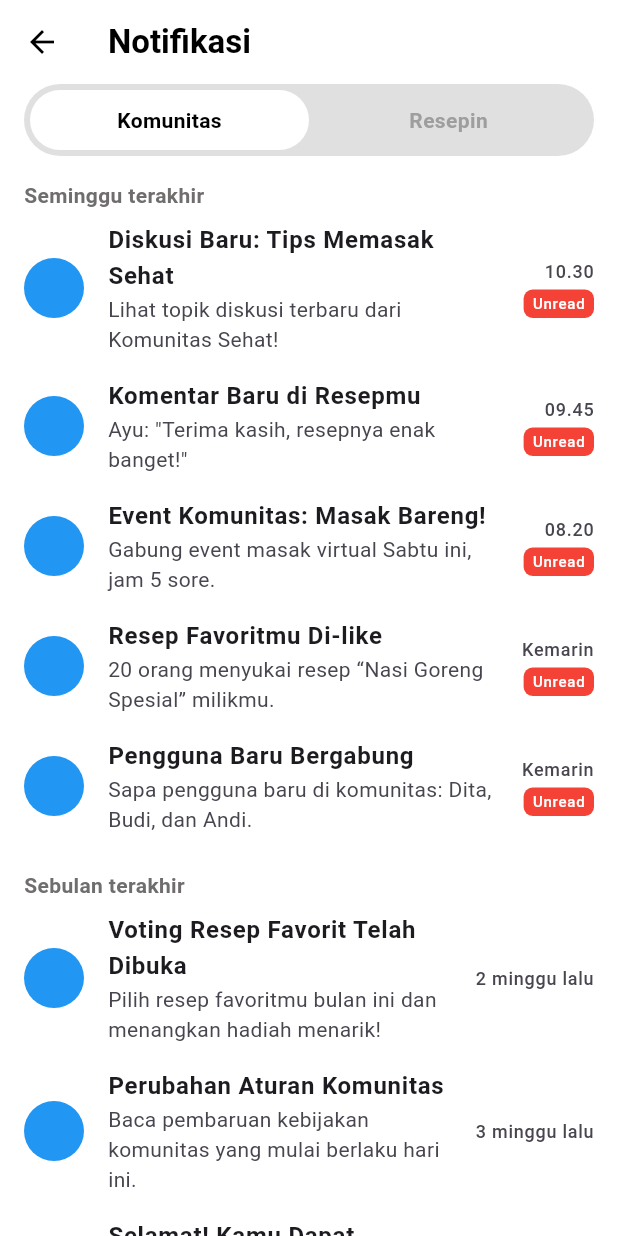
After one commit to raffiadzril/resepin, a Flutter app: the NotificationScreen screen opened by its route, on a phone screen of 412 x 824 dp. The commit adds this screen. Run offline on Flutter 3.47's test engine with Material 3 defaults, Android fonts, the phone set to English and light mode, and no system bars.

Commit message:
update notifikasi

```diff
--- a/lib/app.dart
+++ b/lib/app.dart
@@ -6,6 +6,7 @@ import 'screens/home/home_screen.dart';
 import 'screens/start_screen.dart'; // <-- tambahkan ini
 import 'screens/settings/profile_screen.dart'; // <-- tambahkan ini
 import 'screens/settings/settings_screen.dart'; // <-- tambahkan ini
+import 'screens/home/notifikation_screen.dart'; // <-- tambahkan ini
 
 class MyApp extends StatelessWidget {
   const MyApp({super.key});
@@ -22,6 +23,7 @@ class MyApp extends StatelessWidget {
       routes: {
         '/start': (context) => const StartScreen(), // <-- tambahkan ini
         '/home': (context) => const HomeScreen(),
+        '/notification': (context) => const NotificationScreen(),
         '/profile': (context) => ProfileScreen(),
         '/settings': (context) => const SettingsScreen(),
 
--- a/lib/screens/home/home_screen.dart
+++ b/lib/screens/home/home_screen.dart
@@ -44,7 +44,9 @@ class HomeScreen extends StatelessWidget {
           ),
           IconButton(
             icon: Icon(Icons.notifications, color: AppColors.primary),
-            onPressed: () {},
+            onPressed: () {
+              Navigator.of(context).pushNamed('/notification');
+            },
           ),
         ],
       ),
--- /dev/null
+++ b/lib/screens/home/notifikation_screen.dart
@@ -0,0 +1,98 @@
+import 'package:flutter/material.dart';
+import 'package:provider/provider.dart'; // Added for Provider
+import 'package:resepin/screens/widgets/KomunitasTab.dart';
+import 'package:resepin/screens/widgets/resepintab.dart';
+import '../../providers/theme_notifier.dart';
+
+class NotificationScreen extends StatefulWidget {
+  const NotificationScreen({super.key});
+
+  @override
+  State<NotificationScreen> createState() => _NotificationScreenState();
+}
+
+class _NotificationScreenState extends State<NotificationScreen> {
+  bool isKomunitasSelected = true;
+
+  @override
+  Widget build(BuildContext context) {
+    final isDarkMode = Provider.of<ThemeNotifier>(context).isDarkMode;
+    final theme = Theme.of(context);
+
+    final textColor = isDarkMode ? Colors.white : Colors.black;
+
+    return Scaffold(
+      appBar: AppBar(
+        backgroundColor: theme.scaffoldBackgroundColor,
+        elevation: 0,
+        leading: IconButton(
+          icon: const Icon(Icons.arrow_back),
+          color: textColor,
+          onPressed: () => Navigator.of(context).pop(),
+        ),
+        title: Text(
+          'Notifikasi',
+          style: TextStyle(color: textColor, fontWeight: FontWeight.bold),
+        ),
+        iconTheme: IconThemeData(
+          color: isDarkMode ? Colors.white : Colors.black,
+        ),
+      ),
+      body: Column(
+        children: [
+          // Tab Selector
+          Padding(
+            padding: const EdgeInsets.symmetric(horizontal: 16),
+            child: Container(
+              padding: const EdgeInsets.all(4),
+              decoration: BoxDecoration(
+                color: isDarkMode ? Colors.grey.shade800 : Colors.grey.shade300,
+                borderRadius: BorderRadius.circular(30),
+              ),
+              child: Row(
+                children: [
+                  _buildTabButton('Komunitas', true, isDarkMode),
+                  _buildTabButton('Resepin', false, isDarkMode),
+                ],
+              ),
+            ),
+          ),
+          const SizedBox(height: 16),
+          Expanded(
+            child: isKomunitasSelected
+                ? const KomunitasTab()
+                : const ResepinTab(),
+          ),
+        ],
+      ),
+    );
+  }
+
+  Expanded _buildTabButton(String label, bool isKomunitas, bool isDarkMode) {
+    final isSelected = isKomunitasSelected == isKomunitas;
+    return Expanded(
+      child: GestureDetector(
+        onTap: () => setState(() => isKomunitasSelected = isKomunitas),
+        child: Container(
+          padding: const EdgeInsets.symmetric(vertical: 10),
+          decoration: BoxDecoration(
+            color: isSelected
+                ? (isDarkMode ? const Color.fromARGB(255, 0, 0, 0) : Colors.white)
+                : Colors.transparent,
+            borderRadius: BorderRadius.circular(30),
+          ),
+          alignment: Alignment.center,
+          child: Text(
+            label,
+            style: TextStyle(
+              fontWeight: FontWeight.bold,
+              color: isSelected
+                  ? (isDarkMode ? Colors.white : Colors.black)
+                  : (isDarkMode ? Colors.grey.shade400 : Colors.grey),
+            ),
+          ),
+        ),
+      ),
+    );
+  }
+}
--- /dev/null
+++ b/lib/screens/widgets/KomunitasTab.dart
@@ -0,0 +1,102 @@
+import 'package:flutter/material.dart';
+
+class KomunitasTab extends StatelessWidget {
+  const KomunitasTab({super.key});
+
+  @override
+  Widget build(BuildContext context) {
+    return ListView(
+      padding: const EdgeInsets.symmetric(horizontal: 16),
+      children: [
+        const Text('Seminggu terakhir', style: TextStyle(fontWeight: FontWeight.bold)),
+        _komunitasItem(
+          title: 'Diskusi Baru: Tips Memasak Sehat',
+          subtitle: 'Lihat topik diskusi terbaru dari Komunitas Sehat!',
+          time: '10.30',
+          unread: true,
+        ),
+        _komunitasItem(
+          title: 'Komentar Baru di Resepmu',
+          subtitle: 'Ayu: "Terima kasih, resepnya enak banget!"',
+          time: '09.45',
+          unread: true,
+        ),
+        _komunitasItem(
+          title: 'Event Komunitas: Masak Bareng!',
+          subtitle: 'Gabung event masak virtual Sabtu ini, jam 5 sore.',
+          time: '08.20',
+          unread: true,
+        ),
+        _komunitasItem(
+          title: 'Resep Favoritmu Di-like',
+          subtitle: '20 orang menyukai resep “Nasi Goreng Spesial” milikmu.',
+          time: 'Kemarin',
+          unread: true,
+        ),
+        _komunitasItem(
+          title: 'Pengguna Baru Bergabung',
+          subtitle: 'Sapa pengguna baru di komunitas: Dita, Budi, dan Andi.',
+          time: 'Kemarin',
+          unread: true,
+        ),
+        const SizedBox(height: 16),
+        const Text('Sebulan terakhir', style: TextStyle(fontWeight: FontWeight.bold)),
+        _komunitasItem(
+          title: 'Voting Resep Favorit Telah Dibuka',
+          subtitle: 'Pilih resep favoritmu bulan ini dan menangkan hadiah menarik!',
+          time: '2 minggu lalu',
+          unread: false,
+        ),
+        _komunitasItem(
+          title: 'Perubahan Aturan Komunitas',
+          subtitle: 'Baca pembaruan kebijakan komunitas yang mulai berlaku hari ini.',
+          time: '3 minggu lalu',
+          unread: false,
+        ),
+        _komunitasItem(
+          title: 'Selamat! Kamu Dapat Lencana Baru',
+          subtitle: 'Kamu telah mencapai level “Master Resep”! 🎉',
+          time: '4 minggu lalu',
+          unread: false,
+        ),
+      ],
+    );
+  }
+
+  Widget _komunitasItem({
+    required String title,
+    required String subtitle,
+    required String time,
+    required bool unread,
+  }) {
+    return ListTile(
+      contentPadding: EdgeInsets.zero,
+      leading: const CircleAvatar(
+        backgroundColor: Colors.blue,
+        radius: 20,
+      ),
+      title: Text(
+        title,
+        style: const TextStyle(fontWeight: FontWeight.bold),
+      ),
+      subtitle: Text(subtitle),
+      trailing: Column(
+        crossAxisAlignment: CrossAxisAlignment.end,
+        mainAxisAlignment: MainAxisAlignment.center,
+        children: [
+          Text(time, style: const TextStyle(fontSize: 12)),
+          if (unread)
+            Container(
+              margin: const EdgeInsets.only(top: 4),
+              padding: const EdgeInsets.symmetric(horizontal: 6, vertical: 2),
+              decoration: BoxDecoration(
+                color: Colors.red,
+                borderRadius: BorderRadius.circular(6),
+              ),
+              child: const Text("Unread", style: TextStyle(fontSize: 10, color: Colors.white)),
+            ),
+        ],
+      ),
+    );
+  }
+}
--- /dev/null
+++ b/lib/screens/widgets/ResepinTab.dart
@@ -0,0 +1,105 @@
+import 'package:flutter/material.dart';
+
+class ResepinTab extends StatelessWidget {
+  const ResepinTab({Key? key}) : super(key: key);
+
+  @override
+  Widget build(BuildContext context) {
+    final isDarkMode = Theme.of(context).brightness == Brightness.dark;
+
+    final notifications = [
+      {
+        "title": "Fitur Simpan Offline Hadir!",
+        "subtitle": "Sekarang kamu bisa simpan resep favorit tanpa internet.",
+        "time": "11.35",
+        "unread": true
+      },
+      {
+        "title": "Update Aplikasi Terbaru",
+        "subtitle": "Cek tampilan baru dengan pencarian resep yang lebih cepat.",
+        "time": "09.10",
+        "unread": true
+      },
+      {
+        "title": "Resep Baru dari Chef Andi",
+        "subtitle": "Lihat resep 'Ayam Bakar Sambal Matah' yang baru dirilis!",
+        "time": "Kemarin",
+        "unread": true
+      },
+      {
+        "title": "Event Spesial: Tantangan Resep Ramadan",
+        "subtitle": "Ikuti challenge dan menangkan voucher belanja!",
+        "time": "2 hari lalu",
+        "unread": true
+      },
+      {
+        "title": "Rekomendasi Resep Minggu Ini",
+        "subtitle": "Kami pilihkan 5 resep populer khusus untuk kamu.",
+        "time": "3 hari lalu",
+        "unread": true
+      },
+      {
+        "title": "Favoritmu Jadi Trending",
+        "subtitle": "Resep 'Pisang Goreng Coklat' milikmu masuk trending minggu ini!",
+        "time": "4 hari lalu",
+        "unread": false
+      },
+    ];
+
+    return ListView.builder(
+      padding: const EdgeInsets.symmetric(horizontal: 16),
+      itemCount: notifications.length,
+      itemBuilder: (_, index) {
+        final notif = notifications[index];
+        return ListTile(
+          leading: Icon(
+            Icons.notifications,
+            color: notif["unread"] as bool
+                ? (isDarkMode ? Colors.white : Colors.black)
+                : Colors.grey,
+          ),
+          title: Text(
+            notif["title"] as String,
+            style: TextStyle(
+              fontWeight: FontWeight.bold,
+              color: notif["unread"] as bool
+                  ? (isDarkMode ? Colors.white : Colors.black)
+                  : Colors.grey,
+            ),
+          ),
+          subtitle: Text(
+            notif["subtitle"] as String,
+            style: TextStyle(
+              color: isDarkMode ? Colors.white70 : Colors.black87,
+            ),
+          ),
+          trailing: Column(
+            mainAxisAlignment: MainAxisAlignment.center,
+            children: [
+              Text(
+                notif["time"] as String,
+                style: TextStyle(
+                  fontSize: 12,
+                  color: isDarkMode ? Colors.white70 : Colors.black87,
+                ),
+              ),
+              if (notif["unread"] as bool)
+                Container(
+                  margin: const EdgeInsets.only(top: 4),
+                  padding: const EdgeInsets.symmetric(horizontal: 6, vertical: 2),
+                  decoration: BoxDecoration(
+                    color: Colors.red,
+                    borderRadius: BorderRadius.circular(6),
+                  ),
+                  child: const Text(
+                    "Baru",
+                    style: TextStyle(fontSize: 10, color: Colors.white),
+                  ),
+                ),
+            ],
+          ),
+        );
+      },
+    );
+  }
+}
```
